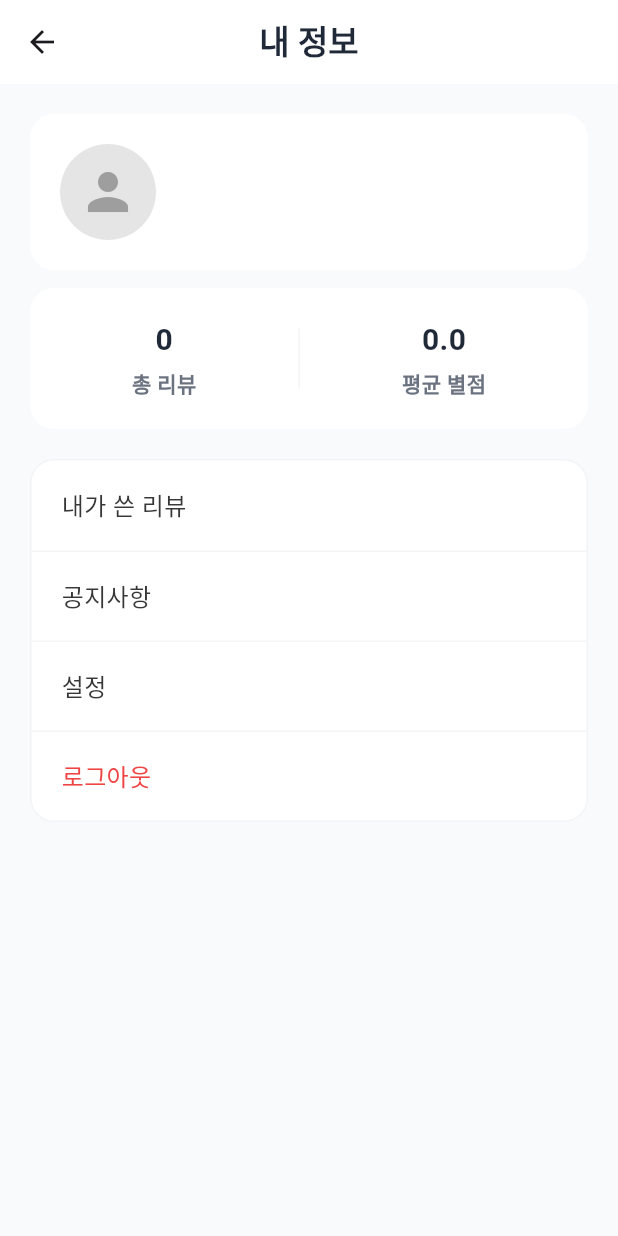
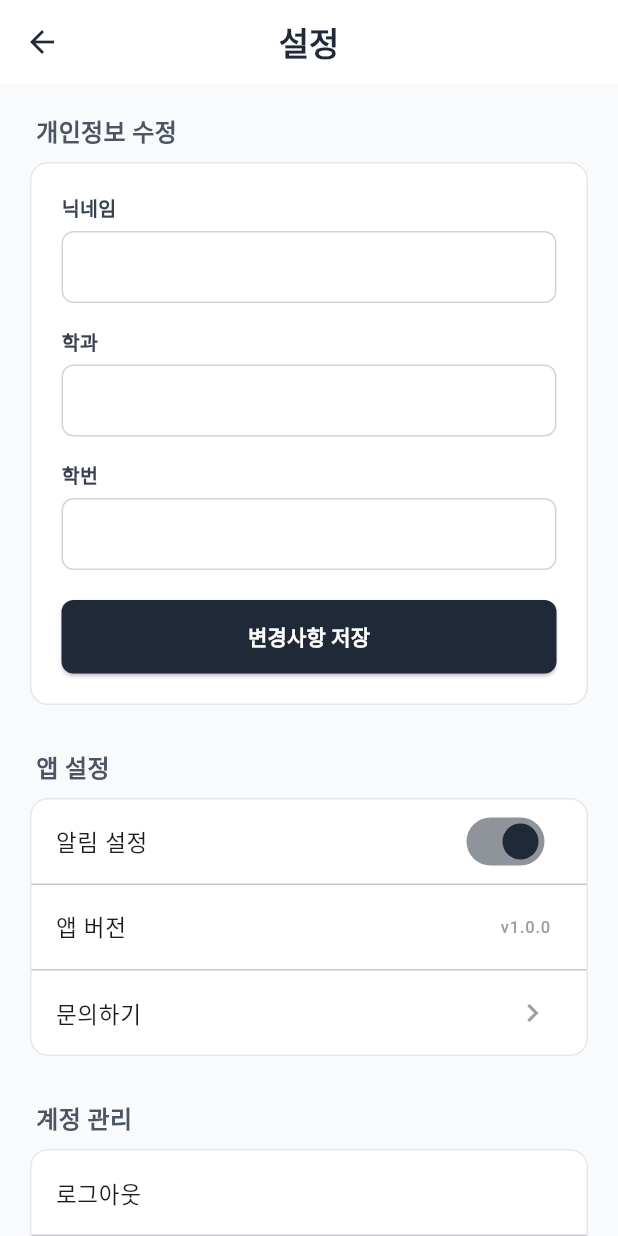
Before and after one commit to DKU-Bear-s-Kitchen/bears_kitchen, a Flutter app: the MyPageScreen screen opened directly, after a tap on "설정", on a phone screen of 412 x 824 dp. Run offline on Flutter 3.47's test engine with Material 3 defaults, Android fonts, the phone set to English and light mode, and no system bars; our stand-ins replace cloud_firestore, firebase_ai, firebase_auth, firebase_core; accounts and stored records are empty.

Commit message:
마이페이지 - 공지사항, 설정 페이지 추가

```diff
--- a/lib/screens/my_page_screen.dart
+++ b/lib/screens/my_page_screen.dart
@@ -3,6 +3,8 @@ import 'package:cloud_firestore/cloud_firestore.dart';
 import 'package:firebase_auth/firebase_auth.dart';
 import 'package:dku_bears_kitchen/screens/my_reviews_screen.dart';
 import 'package:dku_bears_kitchen/screens/login_screen.dart';
+import 'package:dku_bears_kitchen/screens/settings_screen.dart';
+import 'package:dku_bears_kitchen/screens/notice_screen.dart';
 
 class MyPageScreen extends StatelessWidget {
   const MyPageScreen({super.key});
@@ -159,11 +161,17 @@ class MyPageScreen extends StatelessWidget {
                       );
                     }),
                     const Divider(height: 1, color: Color(0xFFF3F4F6)),
-                    _buildMenuItem(context, "공지사항"),
+                    _buildMenuItem(context, "공지사항", onTap: () {
+                      Navigator.push(
+                        context,
+                        MaterialPageRoute(builder: (context) => const NoticeScreen()),
+                      );
+                    }),
                     const Divider(height: 1, color: Color(0xFFF3F4F6)),
-                    _buildMenuItem(context, "설정"),
+                    _buildMenuItem(context, "설정", isBottom: true, onTap: () {
+                      Navigator.push(context, MaterialPageRoute(builder: (context) => const SettingsScreen()));
+                    }),
                     const Divider(height: 1, color: Color(0xFFF3F4F6)),
-
                     // 로그아웃
                     _buildMenuItem(context, "로그아웃", isBottom: true, isDestructive: true, onTap: () async {
                       await FirebaseAuth.instance.signOut();
--- /dev/null
+++ b/lib/screens/settings_screen.dart
@@ -0,0 +1,290 @@
+import 'package:flutter/material.dart';
+import 'package:firebase_auth/firebase_auth.dart';
+import 'package:cloud_firestore/cloud_firestore.dart';
+import 'package:dku_bears_kitchen/screens/login_screen.dart';
+
+class SettingsScreen extends StatefulWidget {
+  const SettingsScreen({super.key});
+
+  @override
+  State<SettingsScreen> createState() => _SettingsScreenState();
+}
+
+class _SettingsScreenState extends State<SettingsScreen> {
+  final _formKey = GlobalKey<FormState>();
+
+  // 📝 입력 컨트롤러 (내 정보 수정용)
+  final TextEditingController _nicknameController = TextEditingController();
+  final TextEditingController _departmentController = TextEditingController();
+  final TextEditingController _studentIdController = TextEditingController();
+
+  bool _isLoading = true;
+  bool _isNotificationOn = true; // 알림 스위치 (임시)
+
+  @override
+  void initState() {
+    super.initState();
+    _loadUserData(); // 들어오자마자 내 정보 불러오기
+  }
+
+  @override
+  void dispose() {
+    _nicknameController.dispose();
+    _departmentController.dispose();
+    _studentIdController.dispose();
+    super.dispose();
+  }
+
+  // 🔥 1. Firestore에서 내 정보 불러오기
+  Future<void> _loadUserData() async {
+    final user = FirebaseAuth.instance.currentUser;
+    if (user != null) {
+      try {
+        final doc = await FirebaseFirestore.instance.collection('users').doc(user.uid).get();
+        if (doc.exists) {
+          final data = doc.data() as Map<String, dynamic>;
+          setState(() {
+            _nicknameController.text = data['nickname'] ?? '';
+            _departmentController.text = data['department'] ?? '';
+            _studentIdController.text = data['studentId'] ?? '';
+          });
+        }
+      } catch (e) {
+        print("데이터 불러오기 오류: $e");
+      }
+    }
+    setState(() => _isLoading = false);
+  }
+
+  // 🔥 2. 수정된 정보 저장하기
+  Future<void> _saveProfile() async {
+    if (!_formKey.currentState!.validate()) return;
+    FocusScope.of(context).unfocus(); // 키보드 내리기
+
+    final user = FirebaseAuth.instance.currentUser;
+    if (user == null) return;
+
+    try {
+      await FirebaseFirestore.instance.collection('users').doc(user.uid).update({
+        'nickname': _nicknameController.text.trim(),
+        'department': _departmentController.text.trim(),
+        'studentId': _studentIdController.text.trim(),
+      });
+
+      // Firebase Auth 프로필 이름도 동기화
+      await user.updateDisplayName(_nicknameController.text.trim());
+
+      if (!mounted) return;
+      ScaffoldMessenger.of(context).showSnackBar(
+        const SnackBar(content: Text("정보가 성공적으로 수정되었습니다! ✅")),
+      );
+    } catch (e) {
+      ScaffoldMessenger.of(context).showSnackBar(
+        const SnackBar(content: Text("저장에 실패했습니다.")),
+      );
+    }
+  }
+
+  // 🔥 3. 로그아웃
+  Future<void> _logout() async {
+    await FirebaseAuth.instance.signOut();
+    if (!mounted) return;
+    Navigator.pushAndRemoveUntil(
+      context,
+      MaterialPageRoute(builder: (context) => LoginScreen()),
+      (route) => false,
+    );
+  }
+
+  // 🔥 4. 회원 탈퇴 (경고 팝업 후 삭제)
+  void _deleteAccountConfirm() {
+    showDialog(
+      context: context,
+      builder: (context) => AlertDialog(
+        title: const Text("정말 탈퇴하시겠습니까?", style: TextStyle(fontWeight: FontWeight.bold)),
+        content: const Text("계정 정보가 즉시 삭제되며 복구할 수 없습니다.\n작성한 리뷰는 '알 수 없음'으로 남습니다."),
+        actions: [
+          TextButton(
+            onPressed: () => Navigator.pop(context),
+            child: const Text("취소", style: TextStyle(color: Colors.grey)),
+          ),
+          TextButton(
+            onPressed: () async {
+              Navigator.pop(context); // 팝업 닫고 진행
+              _processDeleteAccount();
+            },
+            child: const Text("탈퇴하기", style: TextStyle(color: Colors.red)),
+          ),
+        ],
+      ),
+    );
+  }
+
+  Future<void> _processDeleteAccount() async {
+    final user = FirebaseAuth.instance.currentUser;
+    if (user == null) return;
+
+    try {
+      // DB 정보 삭제 -> 계정 삭제 -> 로그인 화면 이동
+      await FirebaseFirestore.instance.collection('users').doc(user.uid).delete();
+      await user.delete();
+
+      if (!mounted) return;
+      Navigator.pushAndRemoveUntil(
+        context,
+        MaterialPageRoute(builder: (context) => LoginScreen()),
+        (route) => false,
+      );
+      ScaffoldMessenger.of(context).showSnackBar(const SnackBar(content: Text("탈퇴가 완료되었습니다.")));
+    } catch (e) {
+      // 보안상 재로그인 필요 시
+      ScaffoldMessenger.of(context).showSnackBar(const SnackBar(content: Text("오류가 발생했습니다. 로그아웃 후 다시 로그인해서 시도해주세요.")));
+    }
+  }
+
+  @override
+  Widget build(BuildContext context) {
+    return Scaffold(
+      backgroundColor: const Color(0xFFF9FAFB),
+      appBar: AppBar(
+        title: const Text("설정", style: TextStyle(color: Color(0xFF1F2937), fontWeight: FontWeight.bold)),
+        backgroundColor: Colors.white,
+        elevation: 0,
+        foregroundColor: const Color(0xFF1F2937),
+        centerTitle: true,
+      ),
+      body: _isLoading
+          ? const Center(child: CircularProgressIndicator())
+          : SingleChildScrollView(
+              padding: const EdgeInsets.all(20),
+              child: Form(
+                key: _formKey,
+                child: Column(
+                  crossAxisAlignment: CrossAxisAlignment.start,
+                  children: [
+                    // --- 1. 개인정보 수정 섹션 ---
+                    _buildSectionTitle("개인정보 수정"),
+                    Container(
+                      padding: const EdgeInsets.all(20),
+                      decoration: BoxDecoration(
+                        color: Colors.white,
+                        borderRadius: BorderRadius.circular(12),
+                        border: Border.all(color: const Color(0xFFE5E7EB)),
+                      ),
+                      child: Column(
+                        children: [
+                          _buildTextField("닉네임", _nicknameController),
+                          const SizedBox(height: 16),
+                          _buildTextField("학과", _departmentController),
+                          const SizedBox(height: 16),
+                          _buildTextField("학번", _studentIdController, isNumber: true),
+                          const SizedBox(height: 20),
+                          SizedBox(
+                            width: double.infinity,
+                            child: ElevatedButton(
+                              onPressed: _saveProfile,
+                              style: ElevatedButton.styleFrom(
+                                backgroundColor: const Color(0xFF1F2937),
+                                padding: const EdgeInsets.symmetric(vertical: 14),
+                                shape: RoundedRectangleBorder(borderRadius: BorderRadius.circular(8)),
+                              ),
+                              child: const Text("변경사항 저장", style: TextStyle(fontWeight: FontWeight.bold, color: Colors.white)),
+                            ),
+                          ),
+                        ],
+                      ),
+                    ),
+
+                    const SizedBox(height: 30),
+
+                    // --- 2. 앱 설정 섹션 ---
+                    _buildSectionTitle("앱 설정"),
+                    Container(
+                      decoration: BoxDecoration(
+                        color: Colors.white,
+                        borderRadius: BorderRadius.circular(12),
+                        border: Border.all(color: const Color(0xFFE5E7EB)),
+                      ),
+                      child: Column(
+                        children: [
+                          SwitchListTile(
+                            title: const Text("알림 설정", style: TextStyle(fontSize: 15, fontWeight: FontWeight.w500)),
+                            value: _isNotificationOn,
+                            activeColor: const Color(0xFF1F2937),
+                            onChanged: (val) => setState(() => _isNotificationOn = val),
+                          ),
+                          const Divider(height: 1),
+                          ListTile(
+                            title: const Text("앱 버전", style: TextStyle(fontSize: 15, fontWeight: FontWeight.w500)),
+                            trailing: const Text("v1.0.0", style: TextStyle(color: Colors.grey)),
+                          ),
+                          const Divider(height: 1),
+                          ListTile(
+                            title: const Text("문의하기", style: TextStyle(fontSize: 15, fontWeight: FontWeight.w500)),
+                            trailing: const Icon(Icons.chevron_right, color: Colors.grey),
+                            onTap: () {},
+                          ),
+                        ],
+                      ),
+                    ),
+
+                    const SizedBox(height: 30),
+
+                    // --- 3. 계정 관리 섹션 ---
+                    _buildSectionTitle("계정 관리"),
+                    Container(
+                      decoration: BoxDecoration(
+                        color: Colors.white,
+                        borderRadius: BorderRadius.circular(12),
+                        border: Border.all(color: const Color(0xFFE5E7EB)),
+                      ),
+                      child: Column(
+                        children: [
+                          ListTile(
+                            title: const Text("로그아웃", style: TextStyle(fontSize: 15, fontWeight: FontWeight.w500)),
+                            onTap: _logout,
+                          ),
+                          const Divider(height: 1),
+                          ListTile(
+                            title: const Text("회원 탈퇴", style: TextStyle(fontSize: 15, fontWeight: FontWeight.w500, color: Colors.red)),
+                            onTap: _deleteAccountConfirm,
+                          ),
+                        ],
+                      ),
+                    ),
+                    const SizedBox(height: 40),
+                  ],
+                ),
+              ),
+            ),
+    );
+  }
+
+  Widget _buildSectionTitle(String title) {
+    return Padding(
+      padding: const EdgeInsets.only(left: 4, bottom: 8),
+      child: Text(title, style: const TextStyle(fontSize: 16, fontWeight: FontWeight.bold, color: Color(0xFF4B5563))),
+    );
+  }
+
+  Widget _buildTextField(String label, TextEditingController controller, {bool isNumber = false}) {
+    return Column(
+      crossAxisAlignment: CrossAxisAlignment.start,
+      children: [
+        Text(label, style: const TextStyle(fontSize: 13, fontWeight: FontWeight.w600, color: Color(0xFF374151))),
+        const SizedBox(height: 6),
+        TextFormField(
+          controller: controller,
+          keyboardType: isNumber ? TextInputType.number : TextInputType.text,
+          validator: (val) => val!.isEmpty ? "입력해주세요" : null,
+          decoration: InputDecoration(
+            isDense: true,
+            contentPadding: const EdgeInsets.symmetric(horizontal: 12, vertical: 12),
+            border: OutlineInputBorder(borderRadius: BorderRadius.circular(8), borderSide: const BorderSide(color: Color(0xFFD1D5DB))),
+            enabledBorder: OutlineInputBorder(borderRadius: BorderRadius.circular(8), borderSide: const BorderSide(color: Color(0xFFD1D5DB))),
+          ),
+        ),
+      ],
+    );
+  }
+}
```
Also changed, not shown: lib/screens/notice_screen.dart (added, +119 -0 lines).
